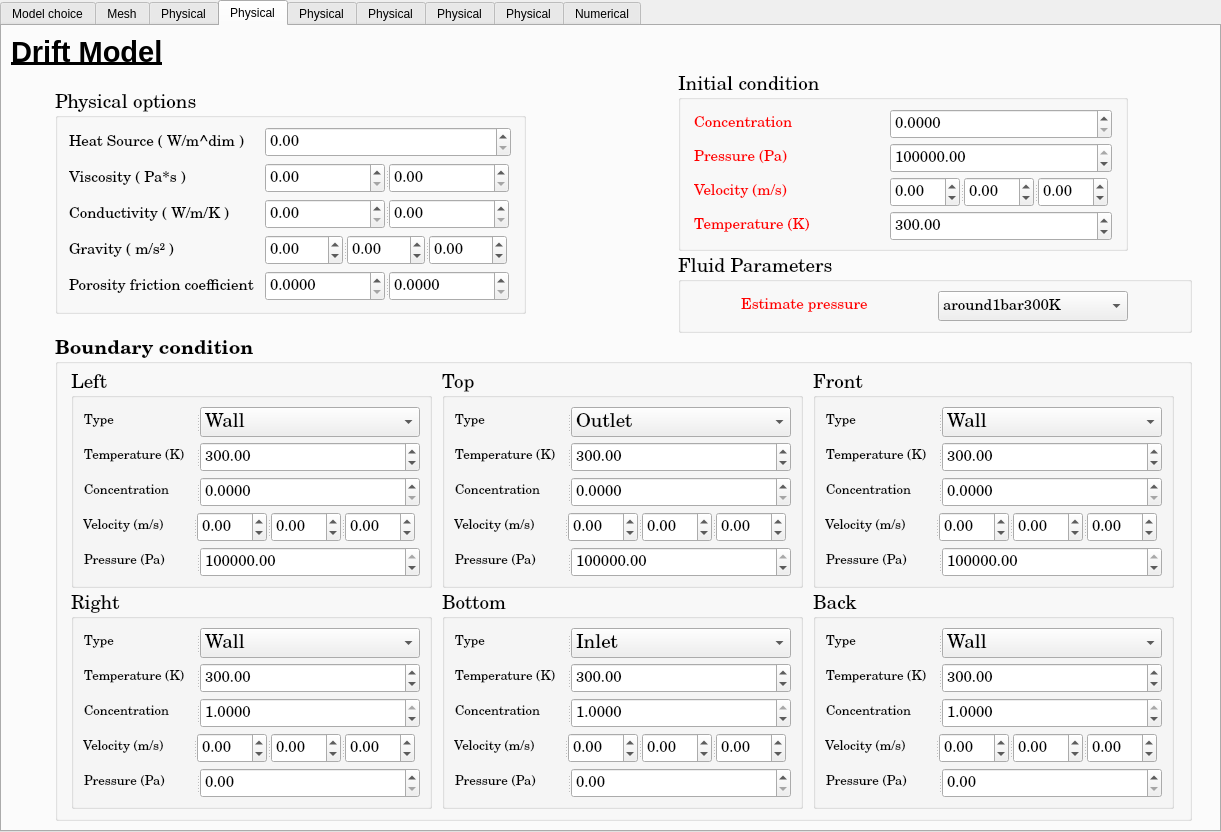
Before: the Qt Designer form CoreFlows_src/gui/src/ui/MainCFWidget.ui in ndjinga/CoreFlows, drawn with Qt 5.
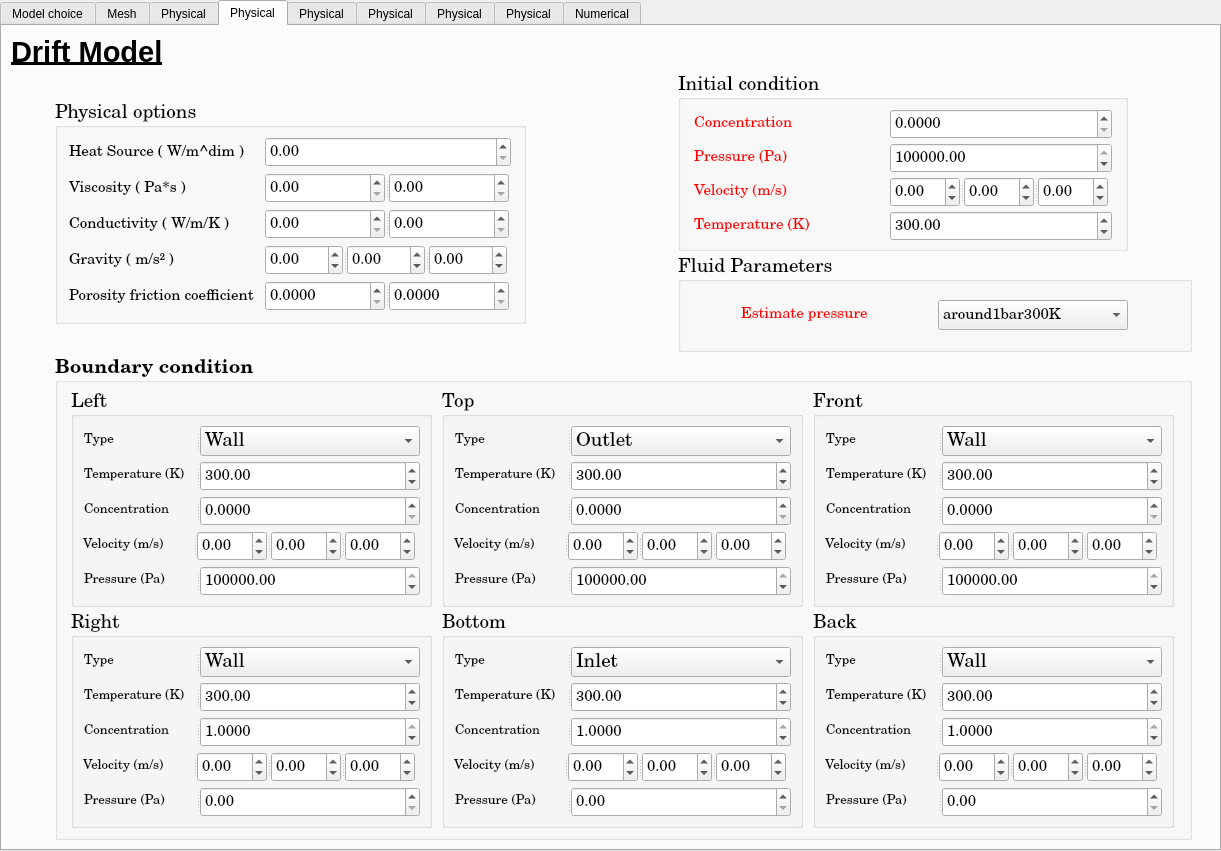
After: the same form once the commit is applied. The open tabs and pages were chosen to show the change.

Commit message: Correction bugs mineurs GUI. Crash mémoire GUI toujours présent

Diff of the .ui file:
```diff
--- a/CoreFlows_src/gui/src/ui/MainCFWidget.ui
+++ b/CoreFlows_src/gui/src/ui/MainCFWidget.ui
@@ -7,7 +7,7 @@
     <x>0</x>
     <y>0</y>
     <width>1221</width>
-    <height>832</height>
+    <height>851</height>
    </rect>
   </property>
   <property name="maximumSize">
@@ -4638,7 +4638,7 @@
              </property>
              <property name="maximumSize">
               <size>
-               <width>246</width>
+               <width>242</width>
                <height>30</height>
               </size>
              </property>
@@ -5251,7 +5251,7 @@
               </property>
               <property name="maximumSize">
                <size>
-                <width>336</width>
+                <width>334</width>
                 <height>30</height>
                </size>
               </property>
@@ -5326,7 +5326,7 @@
               </property>
               <property name="maximumSize">
                <size>
-                <width>336</width>
+                <width>334</width>
                 <height>30</height>
                </size>
               </property>
@@ -5387,7 +5387,7 @@
               </property>
               <property name="maximumSize">
                <size>
-                <width>336</width>
+                <width>334</width>
                 <height>30</height>
                </size>
               </property>
@@ -5472,7 +5472,7 @@
                </property>
                <property name="maximumSize">
                 <size>
-                 <width>222</width>
+                 <width>218</width>
                  <height>30</height>
                 </size>
                </property>
@@ -5567,7 +5567,7 @@
               </property>
               <property name="maximumSize">
                <size>
-                <width>336</width>
+                <width>334</width>
                 <height>30</height>
                </size>
               </property>
@@ -5657,7 +5657,7 @@
               </property>
               <property name="maximumSize">
                <size>
-                <width>336</width>
+                <width>334</width>
                 <height>30</height>
                </size>
               </property>
@@ -5732,7 +5732,7 @@
               </property>
               <property name="maximumSize">
                <size>
-                <width>336</width>
+                <width>334</width>
                 <height>30</height>
                </size>
               </property>
@@ -5793,7 +5793,7 @@
               </property>
               <property name="maximumSize">
                <size>
-                <width>336</width>
+                <width>334</width>
                 <height>30</height>
                </size>
               </property>
@@ -5878,7 +5878,7 @@
                </property>
                <property name="maximumSize">
                 <size>
-                 <width>222</width>
+                 <width>218</width>
                  <height>30</height>
                 </size>
                </property>
@@ -5973,7 +5973,7 @@
               </property>
               <property name="maximumSize">
                <size>
-                <width>336</width>
+                <width>334</width>
                 <height>30</height>
                </size>
               </property>
@@ -6063,7 +6063,7 @@
               </property>
               <property name="maximumSize">
                <size>
-                <width>336</width>
+                <width>334</width>
                 <height>30</height>
                </size>
               </property>
@@ -6138,7 +6138,7 @@
               </property>
               <property name="maximumSize">
                <size>
-                <width>336</width>
+                <width>334</width>
                 <height>30</height>
                </size>
               </property>
@@ -6199,7 +6199,7 @@
               </property>
               <property name="maximumSize">
                <size>
-                <width>336</width>
+                <width>334</width>
                 <height>30</height>
                </size>
               </property>
@@ -6284,7 +6284,7 @@
                </property>
                <property name="maximumSize">
                 <size>
-                 <width>222</width>
+                 <width>218</width>
                  <height>30</height>
                 </size>
                </property>
@@ -6379,7 +6379,7 @@
               </property>
               <property name="maximumSize">
                <size>
-                <width>336</width>
+                <width>334</width>
                 <height>30</height>
                </size>
               </property>
@@ -6469,7 +6469,7 @@
               </property>
               <property name="maximumSize">
                <size>
-                <width>336</width>
+                <width>334</width>
                 <height>30</height>
                </size>
               </property>
@@ -6544,7 +6544,7 @@
               </property>
               <property name="maximumSize">
                <size>
-                <width>336</width>
+                <width>334</width>
                 <height>30</height>
                </size>
               </property>
@@ -6605,7 +6605,7 @@
               </property>
               <property name="maximumSize">
                <size>
-                <width>336</width>
+                <width>334</width>
                 <height>30</height>
                </size>
               </property>
@@ -6693,7 +6693,7 @@
                </property>
                <property name="maximumSize">
                 <size>
-                 <width>222</width>
+                 <width>218</width>
                  <height>30</height>
                 </size>
                </property>
@@ -6788,7 +6788,7 @@
               </property>
               <property name="maximumSize">
                <size>
-                <width>336</width>
+                <width>334</width>
                 <height>30</height>
                </size>
               </property>
@@ -6875,7 +6875,7 @@
               </property>
               <property name="maximumSize">
                <size>
-                <width>336</width>
+                <width>334</width>
                 <height>30</height>
                </size>
               </property>
@@ -6950,7 +6950,7 @@
               </property>
               <property name="maximumSize">
                <size>
-                <width>336</width>
+                <width>334</width>
                 <height>30</height>
                </size>
               </property>
@@ -7011,7 +7011,7 @@
               </property>
               <property name="maximumSize">
                <size>
-                <width>336</width>
+                <width>334</width>
                 <height>30</height>
                </size>
               </property>
@@ -7099,7 +7099,7 @@
                </property>
                <property name="maximumSize">
                 <size>
-                 <width>222</width>
+                 <width>218</width>
                  <height>30</height>
                 </size>
                </property>
@@ -7194,7 +7194,7 @@
               </property>
               <property name="maximumSize">
                <size>
-                <width>336</width>
+                <width>334</width>
                 <height>30</height>
                </size>
               </property>
@@ -7281,7 +7281,7 @@
               </property>
               <property name="maximumSize">
                <size>
-                <width>336</width>
+                <width>334</width>
                 <height>30</height>
                </size>
               </property>
@@ -7356,7 +7356,7 @@
               </property>
               <property name="maximumSize">
                <size>
-                <width>336</width>
+                <width>334</width>
                 <height>30</height>
                </size>
               </property>
@@ -7417,7 +7417,7 @@
               </property>
               <property name="maximumSize">
                <size>
-                <width>336</width>
+                <width>334</width>
                 <height>30</height>
                </size>
               </property>
@@ -7505,7 +7505,7 @@
                </property>
                <property name="maximumSize">
                 <size>
-                 <width>222</width>
+                 <width>218</width>
                  <height>30</height>
                 </size>
                </property>
@@ -7600,7 +7600,7 @@
               </property>
               <property name="maximumSize">
                <size>
-                <width>336</width>
+                <width>334</width>
                 <height>30</height>
                </size>
               </property>
```
Left out of the diff: 9 changed lines with no effect on the pictures. The commit also changes 2 other files.
